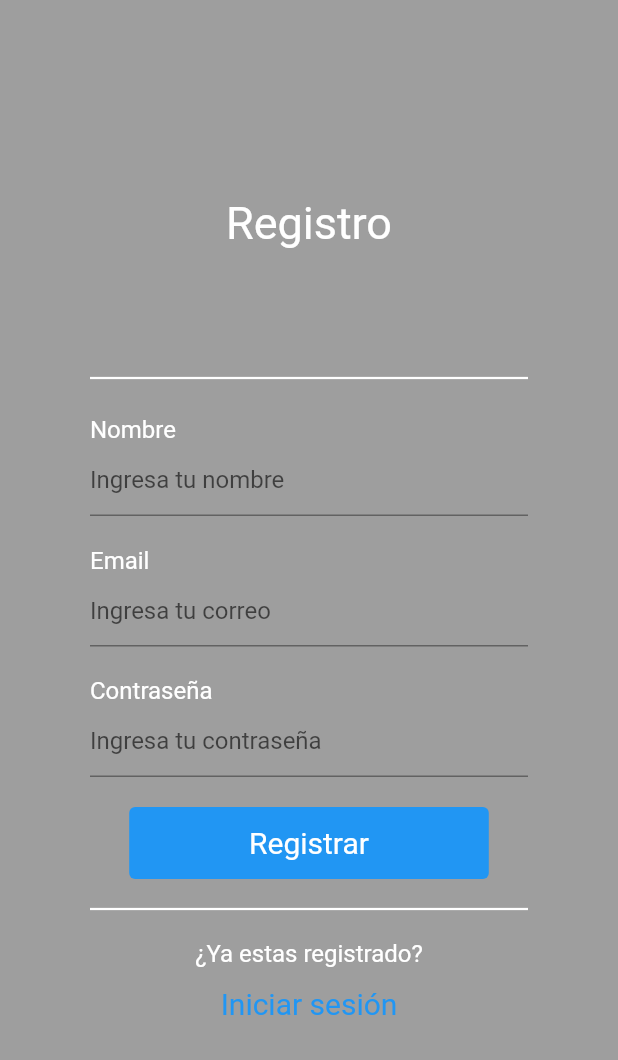
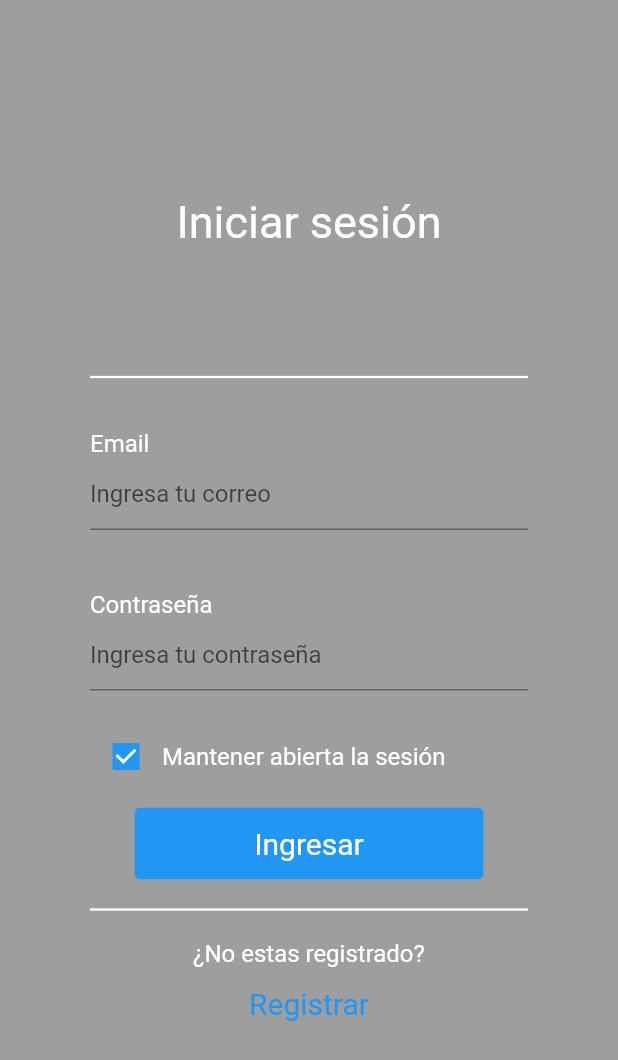
Before and after one commit to MarcosValdez/aplicativo-turismo, a Flutter app: the screen it shows after launch, after a tap on "Iniciar sesión", on a phone screen of 412 x 824 dp. Shown: the top 1060 px of the screen. Run offline on Flutter 3.47's test engine with Material 2 defaults, Android fonts, the phone set to English and light mode, and no system bars; our stand-ins replace carousel_slider, image_picker, table_calendar.

Commit message:
Comunicacion de interfaces

```diff
--- a/lib/main.dart
+++ b/lib/main.dart
@@ -1,4 +1,6 @@
-import 'package:aplicativo_turismo/screens/register.dart';
+import 'package:aplicativo_turismo/screens/Translate/imagen.dart';
+import 'package:aplicativo_turismo/screens/User/register.dart';
+import 'package:aplicativo_turismo/screens/menu.dart';
 import 'package:flutter/material.dart';
 
 void main() {
@@ -17,6 +19,10 @@ class MyApp extends StatelessWidget {
       ),
       debugShowCheckedModeBanner: false,
       home: RegisterPage(),
+      routes: {
+        '/home': (context) => menu(),
+        '/home/img_selecc': (context) => imagen(),
+      },
     );
   }
 }
--- a/lib/biblioteca.dart
+++ b/lib/screens/Dicctionary/biblioteca.dart
@@ -1,4 +1,4 @@
-import 'package:aplicativo_turismo/idioma.dart';
+import 'package:aplicativo_turismo/screens/Dicctionary/idioma.dart';
 import 'package:flutter/material.dart';
 
 class biblioteca extends StatefulWidget{
@@ -96,4 +96,6 @@ class _bibliotecaState extends State<biblioteca>{
       ),
     );
   }
+
+
 }
--- a/lib/busqueda.dart
+++ b/lib/screens/Translate/busqueda.dart
@@ -1,5 +1,5 @@
 import 'package:flutter/material.dart';
-import 'package:aplicativo_turismo/traduccion.dart';
+import 'package:aplicativo_turismo/screens/Translate/traduccion.dart';
 
 class busqueda extends StatefulWidget{
   @override
--- a/lib/lugarTuristico.dart
+++ b/lib/screens/Turism/lugarTuristico.dart
@@ -4,18 +4,18 @@ import 'package:flutter/material.dart';
 void main() {
   runApp(MaterialApp(
     debugShowCheckedModeBanner: false,
-    home: MyApp(),
+    home: lugarTuristico(),
   ));
 }
 
-class MyApp extends StatefulWidget {
-  const MyApp({Key? key}) : super(key: key);
+class lugarTuristico extends StatefulWidget {
+  const lugarTuristico({Key? key}) : super(key: key);
 
   @override
-  _MyAppState createState() => _MyAppState();
+  _lugarTuristicoState createState() => _lugarTuristicoState();
 }
 
-class _MyAppState extends State<MyApp> {
+class _lugarTuristicoState extends State<lugarTuristico> {
   var Places = ['Macchu Picchu', 'Iquitos', 'Lunahuana'];
   var Desc = [
     'Machu Picchu es una ciudadela inca ubicada en las alturas de las montañas de los Andes en Perú, sobre el valle del río Urubamba.',
--- a/lib/screens/register.dart
+++ b/lib/screens/User/login.dart
@@ -1,11 +1,12 @@
+import 'package:aplicativo_turismo/screens/menu.dart';
 import 'package:flutter/material.dart';
 
-class RegisterPage extends StatefulWidget {
+class LoginPage extends StatefulWidget {
   @override
-  _RegisterPageState createState() => _RegisterPageState();
+  _LoginPageState createState() => _LoginPageState();
 }
 
-class _RegisterPageState extends State<RegisterPage> {
+class _LoginPageState extends State<LoginPage> {
   bool value = true;
 
   @override
@@ -22,7 +23,7 @@ class _RegisterPageState extends State<RegisterPage> {
             mainAxisAlignment: MainAxisAlignment.spaceEvenly,
             children: [
               const Text(
-                "Registro",
+                "Iniciar sesión",
                 style: TextStyle(
                   fontSize: 30,
                   color: Colors.white,
@@ -38,29 +39,7 @@ class _RegisterPageState extends State<RegisterPage> {
                   ),
                   Padding(
                     padding: const EdgeInsets.symmetric(
-                        vertical: 10.0, horizontal: 0.0),
-                    child: Column(
-                      children: [
-                        Row(
-                          children: const [
-                            Text(
-                              'Nombre',
-                              style:
-                                  TextStyle(fontSize: 16, color: Colors.white),
-                            ),
-                          ],
-                        ),
-                        const TextField(
-                          decoration: InputDecoration(
-                            hintText: 'Ingresa tu nombre',
-                          ),
-                        ),
-                      ],
-                    ),
-                  ),
-                  Padding(
-                    padding: const EdgeInsets.symmetric(
-                        vertical: 10.0, horizontal: 0.0),
+                        vertical: 20.0, horizontal: 0.0),
                     child: Column(
                       children: [
                         Row(
@@ -82,7 +61,7 @@ class _RegisterPageState extends State<RegisterPage> {
                   ),
                   Padding(
                     padding: const EdgeInsets.symmetric(
-                        vertical: 10.0, horizontal: 0.0),
+                        vertical: 20.0, horizontal: 0.0),
                     child: Column(
                       children: [
                         Row(
@@ -100,6 +79,20 @@ class _RegisterPageState extends State<RegisterPage> {
                         ),
                       ],
                     ),
+                  ),
+                  Row(
+                    children: [
+                      Checkbox(
+                        value: value,
+                        onChanged: (bool? value) {
+                          this.value = value!;
+                        },
+                      ),
+                      const Text(
+                        'Mantener abierta la sesión',
+                        style: TextStyle(fontSize: 16, color: Colors.white),
+                      ),
+                    ],
                   ),
                   Padding(
                     padding:
@@ -121,8 +114,10 @@ class _RegisterPageState extends State<RegisterPage> {
                               primary: Colors.white,
                               textStyle: const TextStyle(fontSize: 20),
                             ),
-                            onPressed: () {},
-                            child: const Text('Registrar'),
+                            onPressed: () {
+                              Navigator.pushNamed(context, '/home');
+                            },
+                            child: const Text('Ingresar'),
                           ),
                         ],
                       ),
@@ -137,15 +132,17 @@ class _RegisterPageState extends State<RegisterPage> {
                     height: 10,
                   ),
                   const Text(
-                    '¿Ya estas registrado?',
+                    '¿No estas registrado?',
                     style: TextStyle(fontSize: 16, color: Colors.white),
                   ),
                   TextButton(
                     style: TextButton.styleFrom(
                       textStyle: const TextStyle(fontSize: 20),
                     ),
-                    onPressed: () {},
-                    child: const Text('Iniciar sesión'),
+                    onPressed: () {
+                      Navigator.pop(context);
+                    },
+                    child: const Text('Registrar'),
                   ),
                 ],
               )
--- a/lib/screens/login.dart
+++ b/lib/screens/User/register.dart
@@ -1,11 +1,11 @@
 import 'package:flutter/material.dart';
-
-class LoginPage extends StatefulWidget {
+import 'package:aplicativo_turismo/screens/User/login.dart';
+class RegisterPage extends StatefulWidget {
   @override
-  _LoginPageState createState() => _LoginPageState();
+  _RegisterPageState createState() => _RegisterPageState();
 }
 
-class _LoginPageState extends State<LoginPage> {
+class _RegisterPageState extends State<RegisterPage> {
   bool value = true;
 
   @override
@@ -22,7 +22,7 @@ class _LoginPageState extends State<LoginPage> {
             mainAxisAlignment: MainAxisAlignment.spaceEvenly,
             children: [
               const Text(
-                "Iniciar sesión",
+                "Registro",
                 style: TextStyle(
                   fontSize: 30,
                   color: Colors.white,
@@ -38,7 +38,29 @@ class _LoginPageState extends State<LoginPage> {
                   ),
                   Padding(
                     padding: const EdgeInsets.symmetric(
-                        vertical: 20.0, horizontal: 0.0),
+                        vertical: 10.0, horizontal: 0.0),
+                    child: Column(
+                      children: [
+                        Row(
+                          children: const [
+                            Text(
+                              'Nombre',
+                              style:
+                                  TextStyle(fontSize: 16, color: Colors.white),
+                            ),
+                          ],
+                        ),
+                        const TextField(
+                          decoration: InputDecoration(
+                            hintText: 'Ingresa tu nombre',
+                          ),
+                        ),
+                      ],
+                    ),
+                  ),
+                  Padding(
+                    padding: const EdgeInsets.symmetric(
+                        vertical: 10.0, horizontal: 0.0),
                     child: Column(
                       children: [
                         Row(
@@ -60,7 +82,7 @@ class _LoginPageState extends State<LoginPage> {
                   ),
                   Padding(
                     padding: const EdgeInsets.symmetric(
-                        vertical: 20.0, horizontal: 0.0),
+                        vertical: 10.0, horizontal: 0.0),
                     child: Column(
                       children: [
                         Row(
@@ -78,20 +100,6 @@ class _LoginPageState extends State<LoginPage> {
                         ),
                       ],
                     ),
-                  ),
-                  Row(
-                    children: [
-                      Checkbox(
-                        value: value,
-                        onChanged: (bool? value) {
-                          this.value = value!;
-                        },
-                      ),
-                      const Text(
-                        'Mantener abierta la sesión',
-                        style: TextStyle(fontSize: 16, color: Colors.white),
-                      ),
-                    ],
                   ),
                   Padding(
                     padding:
@@ -114,7 +122,7 @@ class _LoginPageState extends State<LoginPage> {
                               textStyle: const TextStyle(fontSize: 20),
                             ),
                             onPressed: () {},
-                            child: const Text('Ingresar'),
+                            child: const Text('Registrar'),
                           ),
                         ],
                       ),
@@ -129,15 +137,20 @@ class _LoginPageState extends State<LoginPage> {
                     height: 10,
                   ),
                   const Text(
-                    '¿No estas registrado?',
+                    '¿Ya estas registrado?',
                     style: TextStyle(fontSize: 16, color: Colors.white),
                   ),
                   TextButton(
                     style: TextButton.styleFrom(
                       textStyle: const TextStyle(fontSize: 20),
                     ),
-                    onPressed: () {},
-                    child: const Text('Registrar'),
+                    onPressed: () {
+                      Navigator.push(
+                          context,
+                          MaterialPageRoute(builder: (context) => LoginPage())
+                      );
+                    },
+                    child: const Text('Iniciar sesión'),
                   ),
                 ],
               )
--- a/pubspec.yaml
+++ b/pubspec.yaml
@@ -64,6 +64,9 @@ flutter:
   assets:
     - assets/img_busqueda.jpg
     - assets/text_encontrado.jpg
+    - assets/img1.jpg
+    - assets/img2.jpg
+    - assets/img3.jpg
 
   # An image asset can refer to one or more resolution-specific "variants", see
   # https://flutter.dev/assets-and-images/#resolution-aware
```
Also changed, not shown: lib/imagen.dart (deleted, +0 -132 lines), lib/menu.dart (deleted, +0 -74 lines), lib/screens/Translate/imagen.dart (added, +197 -0 lines), lib/screens/Translate/traduccion.dart (renamed from lib/traduccion.dart, +39 -12 lines), lib/screens/Turism/continente.dart (renamed from lib/continente.dart, +3 -4 lines), lib/screens/Turism/pais.dart (renamed from lib/pais.dart, +5 -3 lines), lib/screens/menu.dart (added, +109 -0 lines), lib/screens/Calendar/calendar.dart (renamed from lib/screens/calendar.dart), lib/screens/Dicctionary/idioma.dart (renamed from lib/idioma.dart).
